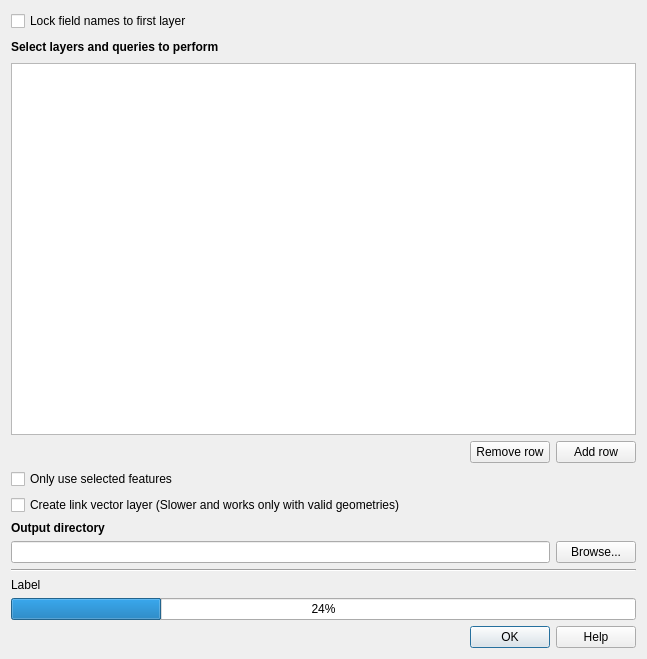
Old version of the form src/qgis_conefor/ui/conefor_dlg.ui in the repository ricardogsilva/qgisconefor.
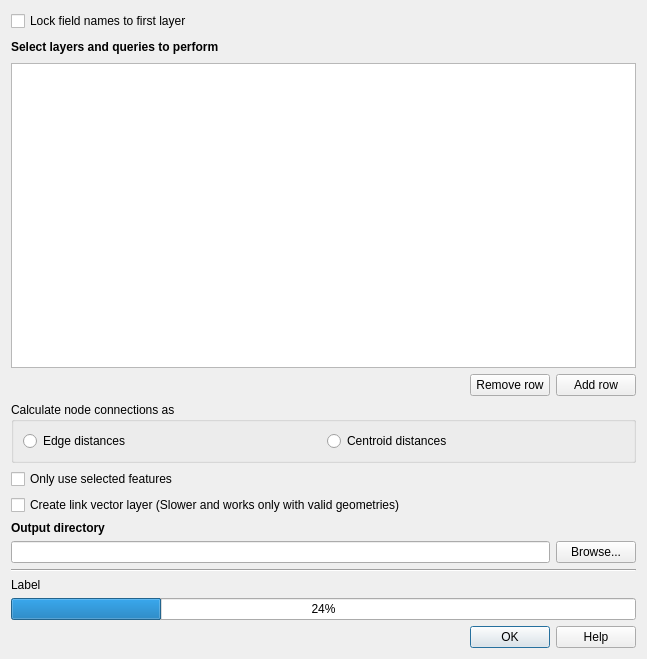
New version of the form.

```diff
--- a/src/qgis_conefor/ui/conefor_dlg.ui
+++ b/src/qgis_conefor/ui/conefor_dlg.ui
@@ -13,8 +13,8 @@
   <property name="windowTitle">
    <string>Conefor Inputs</string>
   </property>
-  <layout class="QGridLayout" name="gridLayout">
-   <item row="0" column="0">
+  <layout class="QVBoxLayout" name="verticalLayout">
+   <item>
     <layout class="QHBoxLayout" name="horizontalLayout_7">
      <item>
       <widget class="QCheckBox" name="lock_layers_chb">
@@ -38,7 +38,7 @@
      </item>
     </layout>
    </item>
-   <item row="1" column="0">
+   <item>
     <layout class="QHBoxLayout" name="horizontalLayout_3">
      <item>
       <widget class="QLabel" name="layers_la">
@@ -62,7 +62,7 @@
      </item>
     </layout>
    </item>
-   <item row="2" column="0">
+   <item>
     <widget class="QTableView" name="tableView">
      <property name="editTriggers">
       <set>QAbstractItemView::AllEditTriggers</set>
@@ -87,7 +87,7 @@
      </attribute>
     </widget>
    </item>
-   <item row="3" column="0">
+   <item>
     <layout class="QHBoxLayout" name="horizontalLayout_4">
      <item>
       <spacer name="horizontalSpacer">
@@ -118,7 +118,30 @@
      </item>
     </layout>
    </item>
-   <item row="4" column="0">
+   <item>
+    <widget class="QGroupBox" name="groupBox">
+     <property name="title">
+      <string>Calculate node connections as</string>
+     </property>
+     <layout class="QHBoxLayout" name="horizontalLayout_5">
+      <item>
+       <widget class="QRadioButton" name="edge_distance_rb">
+        <property name="text">
+         <string>Edge distances</string>
+        </property>
+       </widget>
+      </item>
+      <item>
+       <widget class="QRadioButton" name="centroid_distance_rb">
+        <property name="text">
+         <string>Centroid distances</string>
+        </property>
+       </widget>
+      </item>
+     </layout>
+    </widget>
+   </item>
+   <item>
     <layout class="QHBoxLayout" name="horizontalLayout_6">
      <item>
       <widget class="QCheckBox" name="use_selected_features_chb">
@@ -142,7 +165,7 @@
      </item>
     </layout>
    </item>
-   <item row="5" column="0">
+   <item>
     <layout class="QHBoxLayout" name="horizontalLayout">
      <item>
       <widget class="QCheckBox" name="create_distances_files_chb">
@@ -166,7 +189,7 @@
      </item>
     </layout>
    </item>
-   <item row="6" column="0">
+   <item>
     <widget class="QLabel" name="output_la">
      <property name="text">
       <string>&lt;html&gt;&lt;head/&gt;&lt;body&gt;&lt;p&gt;&lt;span style=&quot; font-weight:600;&quot;&gt;Output directory&lt;/span&gt;&lt;/p&gt;&lt;/body&gt;&lt;/html&gt;</string>
@@ -176,7 +199,7 @@
      </property>
     </widget>
    </item>
-   <item row="7" column="0">
+   <item>
     <layout class="QHBoxLayout" name="horizontalLayout_2">
      <item>
       <widget class="QLineEdit" name="output_dir_le"/>
@@ -190,14 +213,14 @@
      </item>
     </layout>
    </item>
-   <item row="8" column="0">
+   <item>
     <widget class="Line" name="line">
      <property name="orientation">
       <enum>Qt::Horizontal</enum>
      </property>
     </widget>
    </item>
-   <item row="9" column="0">
+   <item>
     <widget class="QLabel" name="progress_la">
      <property name="sizePolicy">
       <sizepolicy hsizetype="Expanding" vsizetype="Preferred">
@@ -210,14 +233,14 @@
      </property>
     </widget>
    </item>
-   <item row="10" column="0">
+   <item>
     <widget class="QProgressBar" name="progressBar">
      <property name="value">
       <number>24</number>
      </property>
     </widget>
    </item>
-   <item row="11" column="0">
+   <item>
     <widget class="QDialogButtonBox" name="buttonBox">
      <property name="standardButtons">
       <set>QDialogButtonBox::Help|QDialogButtonBox::Ok</set>
```
